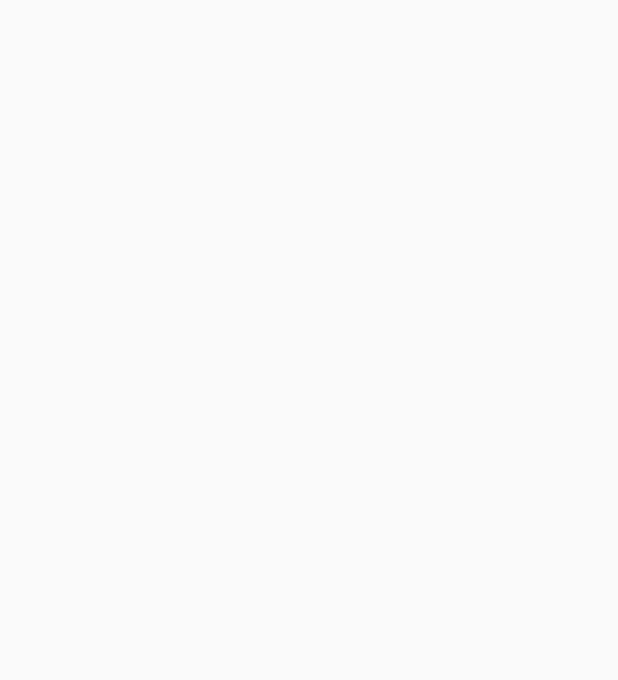
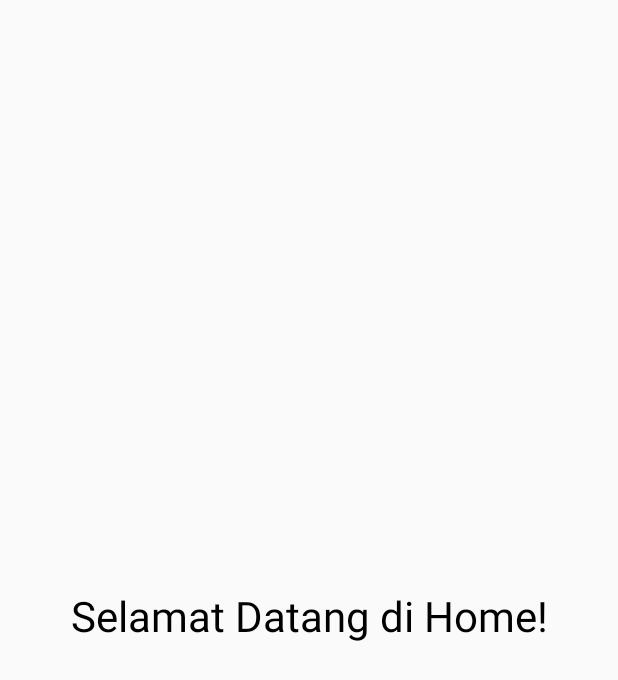
Before and after one commit to reez-x/223040037_PrakMobile, an Android app built with Jetpack Compose: the HomeScreen screen opened through its navigation route, on a phone screen of 412 x 824 dp. Before the commit the part shown is empty. Shown: the top 680 px of the screen. Run offline under Robolectric (Android 15) with nearby library versions, the phone set to English and light mode, and no system bars; our stand-ins replace Dagger/Hilt's generated code.

Commit message:
Pertemuan14: Add HomeScreen after Login

```diff
--- a/Pertemuan14/StoryApp/app/src/main/AndroidManifest.xml
+++ b/Pertemuan14/StoryApp/app/src/main/AndroidManifest.xml
@@ -11,6 +11,7 @@
         android:label="@string/app_name"
         android:roundIcon="@mipmap/ic_launcher_round"
         android:supportsRtl="true"
+        android:networkSecurityConfig="@xml/network_security_config"
         android:theme="@style/Theme.StoryApp">
         <activity
             android:name=".MainActivity"
--- a/Pertemuan14/StoryApp/app/src/main/java/com/example/storyapp/data/remote/ApiService.kt
+++ b/Pertemuan14/StoryApp/app/src/main/java/com/example/storyapp/data/remote/ApiService.kt
@@ -6,6 +6,6 @@ import retrofit2.http.Body
 import retrofit2.http.POST
 
 interface ApiService{
-    @POST("login")
+    @POST("auth/login")
     suspend fun login(@Body loginRequest: LoginRequest): LoginResponse
 }
--- a/Pertemuan14/StoryApp/app/src/main/java/com/example/storyapp/ui/navigation/StoryApp.kt
+++ b/Pertemuan14/StoryApp/app/src/main/java/com/example/storyapp/ui/navigation/StoryApp.kt
@@ -7,25 +7,27 @@ import androidx.navigation.compose.composable
 import androidx.navigation.compose.rememberNavController
 import com.example.storyapp.ui.screen.LoginScreen
 import com.example.storyapp.viewmodel.AuthViewModel
+import com.example.storyapp.ui.screen.HomeScreen
+
 
 @Composable
-fun StoryApp(){
+fun StoryApp() {
     val navController = rememberNavController()
 
-    NavHost(navController = navController, startDestination = "login"){
-        composable("login"){
+    NavHost(navController = navController, startDestination = "login") {
+        composable("login") {
             val viewModel: AuthViewModel = hiltViewModel()
             LoginScreen(
                 viewModel = viewModel,
                 onSuccess = {
-                    navController.navigate("home"){
-                        popUpTo("login"){ inclusive = true}
+                    navController.navigate("home") {
+                        popUpTo("login") { inclusive = true }
                     }
                 }
             )
         }
         composable("home") {
-            // Tambahkan HomeScreen di sini nanti
+            HomeScreen()
         }
     }
 }
--- /dev/null
+++ b/Pertemuan14/StoryApp/app/src/main/java/com/example/storyapp/ui/screen/HomeScreen.kt
@@ -0,0 +1,24 @@
+package com.example.storyapp.ui.screen
+
+import androidx.compose.foundation.layout.*
+import androidx.compose.material3.*
+import androidx.compose.runtime.Composable
+import androidx.compose.ui.Alignment
+import androidx.compose.ui.Modifier
+import androidx.compose.ui.unit.dp
+
+@Composable
+fun HomeScreen() {
+    Column(
+        modifier = Modifier
+            .fillMaxSize()
+            .padding(16.dp),
+        verticalArrangement = Arrangement.Center,
+        horizontalAlignment = Alignment.CenterHorizontally
+    ) {
+        Text(
+            text = "Selamat Datang di Home!",
+            style = MaterialTheme.typography.headlineMedium
+        )
+    }
+}
--- a/Pertemuan14/StoryApp/app/src/main/java/com/example/storyapp/ui/screen/LoginScreen.kt
+++ b/Pertemuan14/StoryApp/app/src/main/java/com/example/storyapp/ui/screen/LoginScreen.kt
@@ -56,6 +56,30 @@ fun LoginScreen(viewModel: AuthViewModel, onSuccess: () -> Unit) {
 
         Spacer(modifier = Modifier.height(16.dp))
 
+        OutlinedTextField(
+            value = email,
+            onValueChange = {
+                email = it
+                isEmailError = false
+            },
+            label = { Text("Email") },
+            isError = isEmailError,
+            modifier = Modifier.fillMaxWidth(),
+            keyboardOptions = KeyboardOptions(keyboardType = KeyboardType.Email)
+        )
+
+        if(isEmailError){
+            Text(
+                text = "Email tidak boleh kosong",
+                color = MaterialTheme.colorScheme.error,
+                style = MaterialTheme.typography.bodySmall,
+                modifier = Modifier.align(Alignment.Start)
+            )
+        }
+
+        Spacer(modifier = Modifier.height(16.dp))
+
+        //////////////
         OutlinedTextField(
             value = password,
             onValueChange = {
--- /dev/null
+++ b/Pertemuan14/StoryApp/app/src/main/res/xml/network_security_config.xml
@@ -0,0 +1,6 @@
+<?xml version="1.0" encoding="utf-8"?>
+<network-security-config>
+    <domain-config cleartextTrafficPermitted="true">
+        <domain includeSubdomains="true">192.168.245.68</domain>
+    </domain-config>
+</network-security-config>
```
Also changed, not shown: Pertemuan14/StoryApp/app/build.gradle.kts (+24 -3 lines), Pertemuan14/StoryApp/app/src/main/java/com/example/storyapp/data/remote/model/LoginResponse.kt (+15 -3 lines), Pertemuan14/StoryApp/app/src/main/java/com/example/storyapp/data/repository/AuthRepository.kt (+8 -7 lines), Pertemuan14/StoryApp/app/src/main/java/com/example/storyapp/util/LogUtils.kt (added, +17 -0 lines).
